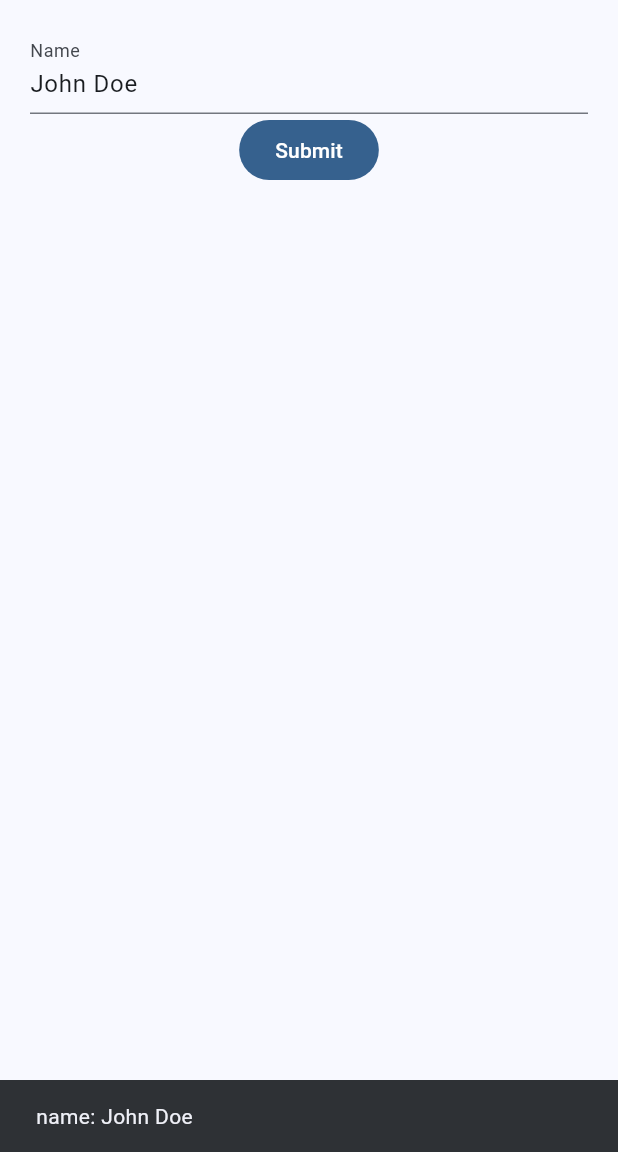
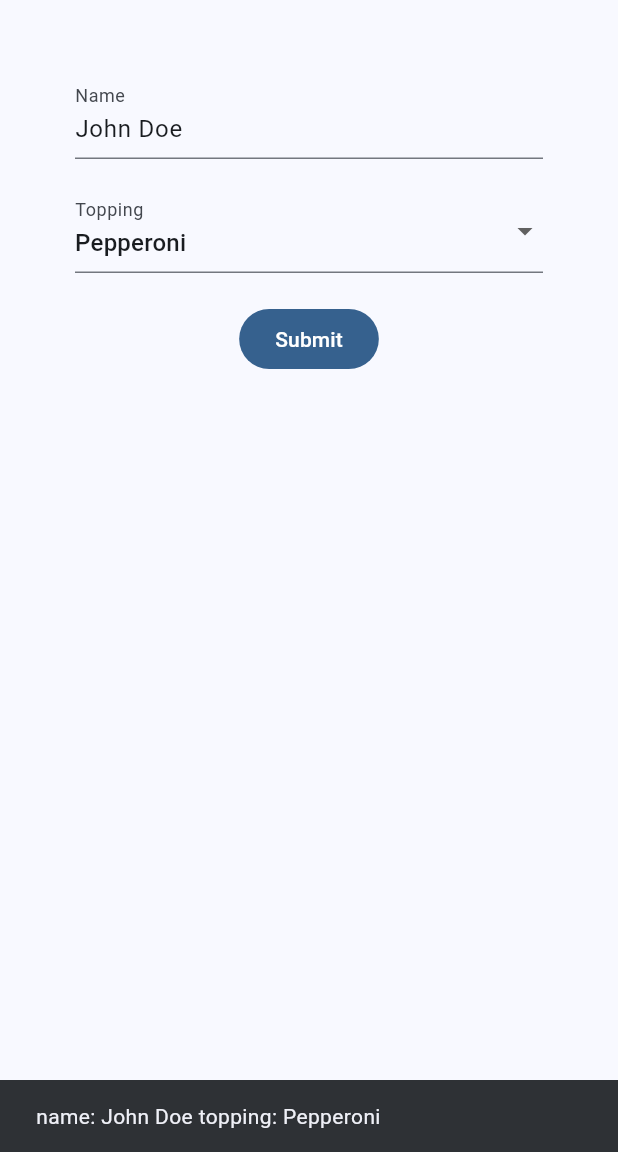
Before and after one commit to mehmetartun/forms, a Flutter app: the screen it shows after launch, after a tap on "Submit", on a phone screen of 412 x 824 dp, the part 84-1236 px from its top. Run offline on Flutter 3.47's test engine with Material 3 defaults, Android fonts, the phone set to English and light mode, and no system bars.

```diff
--- a/lib/main.dart
+++ b/lib/main.dart
@@ -21,6 +21,32 @@ class MyApp extends StatelessWidget {
   }
 }
 
+enum Gender {
+  male,
+  female,
+  nonBinary,
+  transgender,
+  preferNoToSay,
+}
+
+extension Description on Gender {
+  String get description {
+    String _return = "";
+    for (int i = 0; i < name.length; i++) {
+      if (i == 0) {
+        _return += name[i].toUpperCase();
+      } else {
+        if (name[i].toUpperCase() == name[i]) {
+          _return += " ${name[i].toLowerCase()}";
+        } else {
+          _return += name[i];
+        }
+      }
+    }
+    return _return;
+  }
+}
+
 class MyHomePage extends StatefulWidget {
   const MyHomePage({super.key, required this.title});
 
@@ -30,12 +56,26 @@ class MyHomePage extends StatefulWidget {
   State<MyHomePage> createState() => _MyHomePageState();
 }
 
+// enum Topping {
+//   pepperoni("Pepperoni"),
+//   fourSeasons("Four Seasons"),
+//   vegeterian("Vegeterian"),
+//   ham("Ham");
+
+//   const Topping(this.description);
+//   final String description;
+// }
+
+const toppings = ["Pepperoni", "Ham", "Vegeterian", "Four Seasons"];
+
 class _MyHomePageState extends State<MyHomePage> {
   Map<String, dynamic> formValues = {};
-  GlobalKey<FormState> _formKey = GlobalKey();
+  final GlobalKey<FormState> _formKey = GlobalKey();
   @override
   void initState() {
     formValues["name"] = "John Doe";
+    formValues["topping"] = "Pepperoni";
+    formValues["gender"] = Gender.preferNoToSay;
     super.initState();
   }
 
@@ -50,7 +90,7 @@ class _MyHomePageState extends State<MyHomePage> {
             child: Form(
                 key: _formKey,
                 child: Padding(
-                    padding: const EdgeInsets.all(20.0),
+                    padding: const EdgeInsets.all(50.0),
                     child: Column(
                         mainAxisAlignment: MainAxisAlignment.center,
                         children: <Widget>[
@@ -69,17 +109,81 @@ class _MyHomePageState extends State<MyHomePage> {
                               return null;
                             },
                           ),
+                          const SizedBox(height: 20),
+                          DropdownButtonFormField<String>(
+                              focusColor: Colors.blue,
+                              decoration:
+                                  const InputDecoration(labelText: "Topping"),
+                              value: "Pepperoni",
+                              validator: (value) {
+                                if (value == null) {
+                                  return "Please select a value";
+                                }
+                                return null;
+                              },
+                              onSaved: (value) {
+                                formValues['topping'] = value;
+                              },
+                              isExpanded: true,
+                              selectedItemBuilder: (context) {
+                                return toppings.map((topping) {
+                                  return Text(topping);
+                                }).toList();
+                              },
+                              items: toppings.map((topping) {
+                                return DropdownMenuItem<String>(
+                                    value: topping,
+                                    child: Text(
+                                      topping,
+                                      style: formValues['topping'] == topping
+                                          ? TextStyle(color: Colors.blue)
+                                          : null,
+                                    ));
+                              }).toList(),
+                              onChanged: (value) {
+                                setState(() {
+                                  formValues['topping'] = value;
+                                });
+                              }),
+                          // const SizedBox(height: 20),
+                          // DropdownButtonFormField<Gender>(
+                          //     menuMaxHeight: 100,
+                          //     decoration:
+                          //         const InputDecoration(labelText: "Gender"),
+                          //     value: formValues['gender'],
+                          //     validator: (value) {
+                          //       if (value == null) {
+                          //         return "Please select a value";
+                          //       }
+                          //       return null;
+                          //     },
+                          //     onSaved: (value) {
+                          //       formValues['gender'] = value;
+                          //     },
+                          //     isExpanded: true,
+                          //     items: Gender.values.map((gender) {
+                          //       return DropdownMenuItem<Gender>(
+                          //         value: gender,
+                          //         child: Text(gender.description),
+                          //       );
+                          //     }).toList(),
+                          //     onChanged: (value) {}
+                          //     // onChanged: onChanged,
+                          //     ),
+                          const SizedBox(height: 20),
                           FilledButton(
                             onPressed: () {
                               if (_formKey.currentState?.validate() ?? false) {
                                 _formKey.currentState?.save();
                                 ScaffoldMessenger.of(context)
                                     .showSnackBar(SnackBar(
-                                  content: Text("name: ${formValues['name']}"),
+                                  content: Text("name: ${formValues['name']} "
+                                      // "gender: ${(formValues['gender'] as Gender).description}"
+                                      "topping: ${formValues['topping']}"),
                                 ));
                               }
                             },
-                            child: Text("Submit"),
+                            child: const Text("Submit"),
                           )
                         ])))));
   }
--- a/pubspec.yaml
+++ b/pubspec.yaml
@@ -35,6 +35,7 @@ dependencies:
   # The following adds the Cupertino Icons font to your application.
   # Use with the CupertinoIcons class for iOS style icons.
   cupertino_icons: ^1.0.8
+  country_flags: ^3.0.0
 
 dev_dependencies:
   flutter_test:
```
Also changed, not shown: assets/illustrations/Forms5.png (added), assets/illustrations/Forms6.png (added), pubspec.lock, 1 other file.
